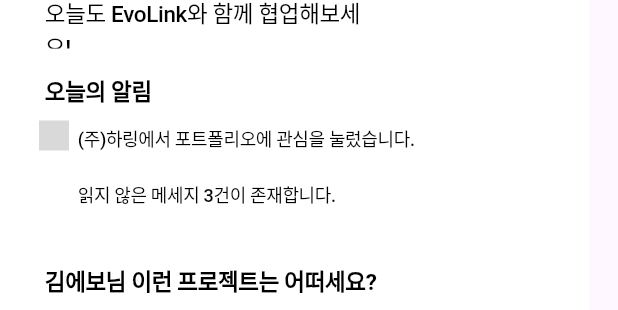
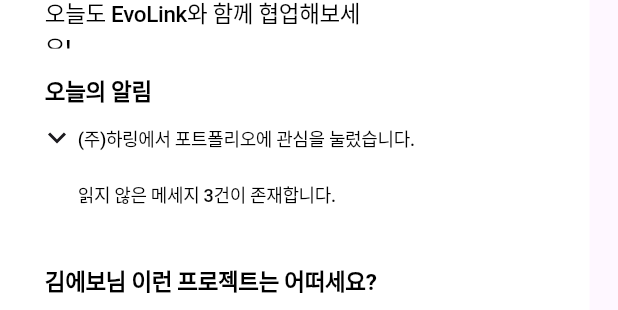
Before and after one commit to BSSMEvoLink/EvoLink_app, a Flutter app: the Mainscrren widget shown alone on an empty page, opened directly, on a phone screen of 412 x 824 dp. Shown: the part 268-578 px from the top of the screen. Run offline on Flutter 3.47's test engine with Material 3 defaults, Android fonts, the phone set to English and light mode, and no system bars; our stand-ins replace flutter_svg; network calls fail; Roboto replaces fonts that are missing (Pretendard).

Commit message:
ADD : svg 파일 업로드

```diff
--- a/evolink/lib/screen/main/mainscrren.dart
+++ b/evolink/lib/screen/main/mainscrren.dart
@@ -1,4 +1,5 @@
 import 'package:flutter/material.dart';
+import 'package:flutter_svg/flutter_svg.dart';
 
 class Mainscrren extends StatefulWidget {
   const Mainscrren({super.key});
@@ -179,11 +180,12 @@
                     Positioned(
                       left: 8,
                       top: 31,
-                      child: Container(
-                        width: 20,
-                        height: 20,
-                        decoration: BoxDecoration(
-                          color: const Color(0xFFD9D9D9),
+                      child: GestureDetector(
+                        child: SvgPicture.asset(
+                          'assets/images/keyboard_arrow_down.svg',
+                          width: 24,
+                          height: 24,
+                          fit: BoxFit.cover,
                         ),
                       ),
                     ),
```
Also changed, not shown: evolink/assets/images/account_circle.svg (added), evolink/assets/images/chat_bubble.svg (added), evolink/assets/images/edit_square.svg (added), evolink/assets/images/favorite.svg (added), evolink/assets/images/group.svg (added), evolink/assets/images/home.svg (added), evolink/assets/images/notifications.svg (added).
